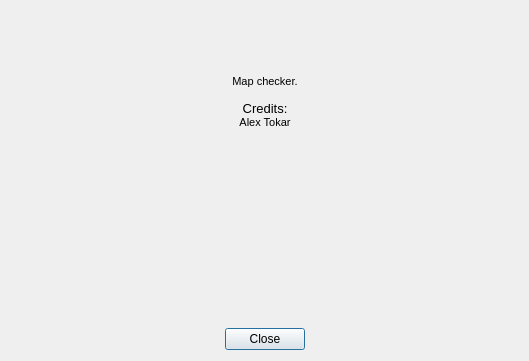
Above: tools/map-checker-qt/ui/ui_dialog_about.ui from atrinik/atrinik before the change. Below: the same form after it.
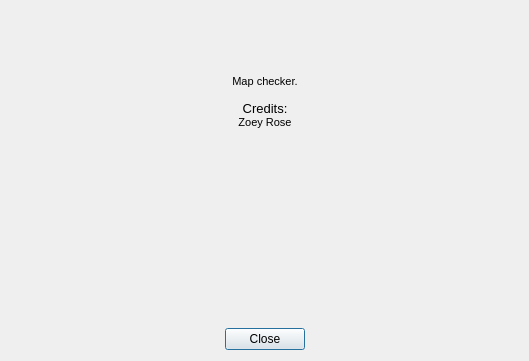
That is the form after the change.

Patch:
```diff
--- a/tools/map-checker-qt/ui/ui_dialog_about.ui
+++ b/tools/map-checker-qt/ui/ui_dialog_about.ui
@@ -88,7 +88,7 @@
 &lt;p align=&quot;center&quot; style=&quot; margin-top:0px; margin-bottom:0px; margin-left:0px; margin-right:0px; -qt-block-indent:0; text-indent:0px;&quot;&gt;&lt;span style=&quot; font-size:8pt;&quot;&gt;Map checker.&lt;/span&gt;&lt;/p&gt;
 &lt;p align=&quot;center&quot; style=&quot;-qt-paragraph-type:empty; margin-top:0px; margin-bottom:0px; margin-left:0px; margin-right:0px; -qt-block-indent:0; text-indent:0px; font-size:8pt;&quot;&gt;&lt;br /&gt;&lt;/p&gt;
 &lt;p align=&quot;center&quot; style=&quot; margin-top:0px; margin-bottom:0px; margin-left:0px; margin-right:0px; -qt-block-indent:0; text-indent:0px;&quot;&gt;&lt;span style=&quot; font-size:10pt;&quot;&gt;Credits:&lt;/span&gt;&lt;/p&gt;
-&lt;p align=&quot;center&quot; style=&quot; margin-top:0px; margin-bottom:0px; margin-left:0px; margin-right:0px; -qt-block-indent:0; text-indent:0px;&quot;&gt;&lt;span style=&quot; font-size:8pt;&quot;&gt;Alex Tokar&lt;/span&gt;&lt;/p&gt;&lt;/body&gt;&lt;/html&gt;</string>
+&lt;p align=&quot;center&quot; style=&quot; margin-top:0px; margin-bottom:0px; margin-left:0px; margin-right:0px; -qt-block-indent:0; text-indent:0px;&quot;&gt;&lt;span style=&quot; font-size:8pt;&quot;&gt;Zoey Rose&lt;/span&gt;&lt;/p&gt;&lt;/body&gt;&lt;/html&gt;</string>
        </property>
       </widget>
      </item>
```
